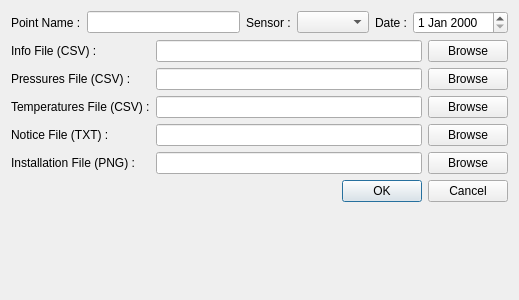
Above: molonaviz/dialogimportpoint.ui from SandraClodion/projet_molonaviz before the change. Below: the same form after it.
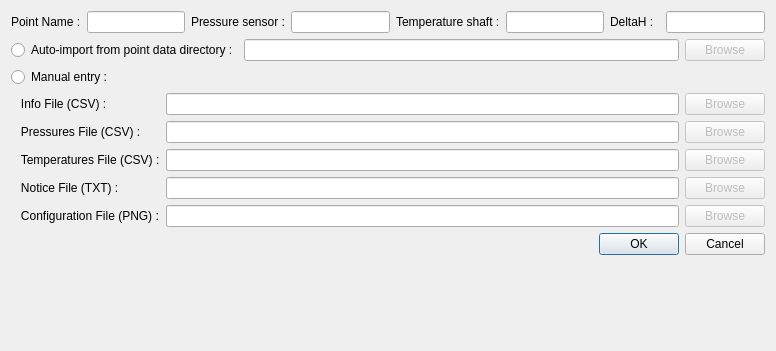
That is the form after the change.

Commit message: prise en compte changements API pour importation des points et des capteurs

```diff
--- a/molonaviz/dialogimportpoint.ui
+++ b/molonaviz/dialogimportpoint.ui
@@ -6,14 +6,14 @@
    <rect>
     <x>0</x>
     <y>0</y>
-    <width>519</width>
-    <height>300</height>
+    <width>776</width>
+    <height>351</height>
    </rect>
   </property>
   <property name="maximumSize">
    <size>
     <width>16777215</width>
-    <height>300</height>
+    <height>400</height>
    </size>
   </property>
   <property name="windowTitle">
@@ -24,6 +24,12 @@
     <layout class="QHBoxLayout" name="horizontalLayout">
      <item>
       <widget class="QLabel" name="label">
+       <property name="maximumSize">
+        <size>
+         <width>80</width>
+         <height>16777215</height>
+        </size>
+       </property>
        <property name="text">
         <string>Point Name :</string>
        </property>
@@ -33,7 +39,7 @@
       <widget class="QLineEdit" name="lineEditPointName">
        <property name="minimumSize">
         <size>
-         <width>87</width>
+         <width>80</width>
          <height>0</height>
         </size>
        </property>
@@ -41,113 +47,224 @@
      </item>
      <item>
       <widget class="QLabel" name="label_4">
+       <property name="maximumSize">
+        <size>
+         <width>110</width>
+         <height>16777215</height>
+        </size>
+       </property>
        <property name="text">
-        <string>Sensor :</string>
+        <string>Pressure sensor :</string>
        </property>
       </widget>
      </item>
      <item>
-      <widget class="QComboBox" name="comboBoxSensors"/>
+      <widget class="QLineEdit" name="lineEditPressureSensor">
+       <property name="minimumSize">
+        <size>
+         <width>80</width>
+         <height>0</height>
+        </size>
+       </property>
+       <property name="readOnly">
+        <bool>true</bool>
+       </property>
+      </widget>
      </item>
      <item>
       <widget class="QLabel" name="label_3">
+       <property name="maximumSize">
+        <size>
+         <width>120</width>
+         <height>16777215</height>
+        </size>
+       </property>
        <property name="text">
-        <string>Date :</string>
+        <string>Temperature shaft :</string>
        </property>
       </widget>
      </item>
      <item>
-      <widget class="QDateEdit" name="dateEdit"/>
+      <widget class="QLineEdit" name="lineEditShaft">
+       <property name="minimumSize">
+        <size>
+         <width>80</width>
+         <height>0</height>
+        </size>
+       </property>
+       <property name="readOnly">
+        <bool>true</bool>
+       </property>
+      </widget>
+     </item>
+     <item>
+      <widget class="QLabel" name="label_9">
+       <property name="minimumSize">
+        <size>
+         <width>50</width>
+         <height>0</height>
+        </size>
+       </property>
+       <property name="text">
+        <string>DeltaH :</string>
+       </property>
+      </widget>
+     </item>
+     <item>
+      <widget class="QLineEdit" name="lineEditDeltaH">
+       <property name="minimumSize">
+        <size>
+         <width>80</width>
+         <height>0</height>
+        </size>
+       </property>
+       <property name="readOnly">
+        <bool>true</bool>
+       </property>
+      </widget>
+     </item>
+    </layout>
+   </item>
+   <item>
+    <layout class="QHBoxLayout" name="horizontalLayout_4">
+     <item>
+      <widget class="QRadioButton" name="radioButtonAuto">
+       <property name="text">
+        <string>Auto-import from point data directory :</string>
+       </property>
+      </widget>
+     </item>
+     <item>
+      <widget class="QLineEdit" name="lineEditDataDir">
+       <property name="maximumSize">
+        <size>
+         <width>16777215</width>
+         <height>16777215</height>
+        </size>
+       </property>
+      </widget>
+     </item>
+     <item>
+      <widget class="QPushButton" name="pushButtonBrowseDataDir">
+       <property name="enabled">
+        <bool>false</bool>
+       </property>
+       <property name="text">
+        <string>Browse</string>
+       </property>
+      </widget>
      </item>
     </layout>
    </item>
    <item>
     <layout class="QGridLayout" name="gridLayout">
      <item row="1" column="1">
+      <widget class="QLineEdit" name="lineEditInfo"/>
+     </item>
+     <item row="6" column="1">
+      <widget class="QLineEdit" name="lineEditConfig"/>
+     </item>
+     <item row="1" column="0">
+      <widget class="QLabel" name="label_7">
+       <property name="text">
+        <string>   Info File (CSV) :</string>
+       </property>
+      </widget>
+     </item>
+     <item row="2" column="1">
       <widget class="QLineEdit" name="lineEditPressures"/>
      </item>
-     <item row="5" column="1">
-      <widget class="QLineEdit" name="lineEditInstallation"/>
-     </item>
-     <item row="2" column="2">
+     <item row="3" column="2">
       <widget class="QPushButton" name="pushButtonBrowseTemperatures">
+       <property name="enabled">
+        <bool>false</bool>
+       </property>
        <property name="text">
         <string>Browse</string>
        </property>
       </widget>
      </item>
-     <item row="1" column="0">
+     <item row="2" column="0">
       <widget class="QLabel" name="label_8">
        <property name="text">
-        <string>Pressures File (CSV) :</string>
+        <string>   Pressures File (CSV) :</string>
        </property>
       </widget>
      </item>
-     <item row="1" column="2">
+     <item row="2" column="2">
       <widget class="QPushButton" name="pushButtonBrowsePressures">
+       <property name="enabled">
+        <bool>false</bool>
+       </property>
        <property name="text">
         <string>Browse</string>
        </property>
       </widget>
      </item>
-     <item row="4" column="2">
+     <item row="5" column="2">
       <widget class="QPushButton" name="pushButtonBrowseNotice">
+       <property name="enabled">
+        <bool>false</bool>
+       </property>
        <property name="text">
         <string>Browse</string>
        </property>
       </widget>
      </item>
-     <item row="2" column="1">
+     <item row="3" column="1">
       <widget class="QLineEdit" name="lineEditTemperatures"/>
      </item>
-     <item row="4" column="1">
+     <item row="5" column="1">
       <widget class="QLineEdit" name="lineEditNotice"/>
      </item>
-     <item row="2" column="0">
+     <item row="3" column="0">
       <widget class="QLabel" name="label_2">
        <property name="text">
-        <string>Temperatures File (CSV) :</string>
+        <string>   Temperatures File (CSV) :</string>
        </property>
       </widget>
      </item>
-     <item row="5" column="2">
-      <widget class="QPushButton" name="pushButtonBrowseInstallation">
+     <item row="6" column="2">
+      <widget class="QPushButton" name="pushButtonBrowseConfig">
+       <property name="enabled">
+        <bool>false</bool>
+       </property>
        <property name="text">
         <string>Browse</string>
        </property>
       </widget>
      </item>
-     <item row="4" column="0">
-      <widget class="QLabel" name="label_5">
-       <property name="text">
-        <string>Notice File (TXT) :</string>
-       </property>
-      </widget>
-     </item>
      <item row="5" column="0">
+      <widget class="QLabel" name="label_5">
+       <property name="text">
+        <string>   Notice File (TXT) :</string>
+       </property>
+      </widget>
+     </item>
+     <item row="6" column="0">
       <widget class="QLabel" name="label_6">
        <property name="text">
-        <string>Installation File (PNG) :</string>
+        <string>   Configuration File (PNG) :</string>
        </property>
       </widget>
      </item>
-     <item row="0" column="1">
-      <widget class="QLineEdit" name="lineEditInfo"/>
-     </item>
-     <item row="0" column="0">
-      <widget class="QLabel" name="label_7">
-       <property name="text">
-        <string>Info File (CSV) :</string>
-       </property>
-      </widget>
-     </item>
-     <item row="0" column="2">
+     <item row="1" column="2">
       <widget class="QPushButton" name="pushButtonBrowseInfo">
+       <property name="enabled">
+        <bool>false</bool>
+       </property>
        <property name="text">
         <string>Browse</string>
        </property>
       </widget>
      </item>
+     <item row="0" column="0">
+      <widget class="QRadioButton" name="radioButtonManual">
+       <property name="text">
+        <string>Manual entry :</string>
+       </property>
+      </widget>
+     </item>
     </layout>
    </item>
    <item>
```
Left out of the diff: 2 changed lines with no effect on the pictures. The commit also changes 21 other files.
